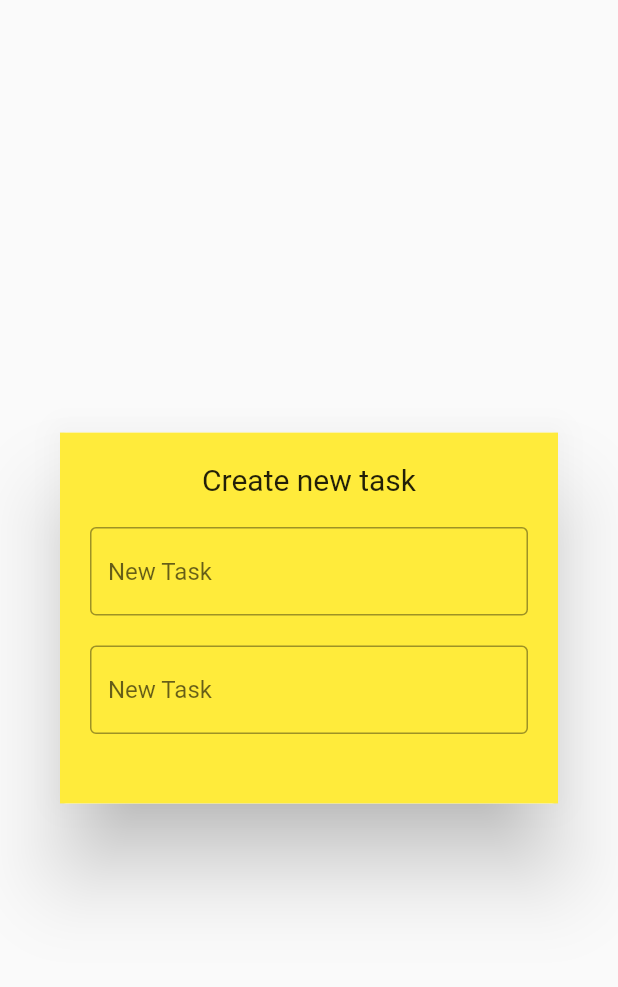
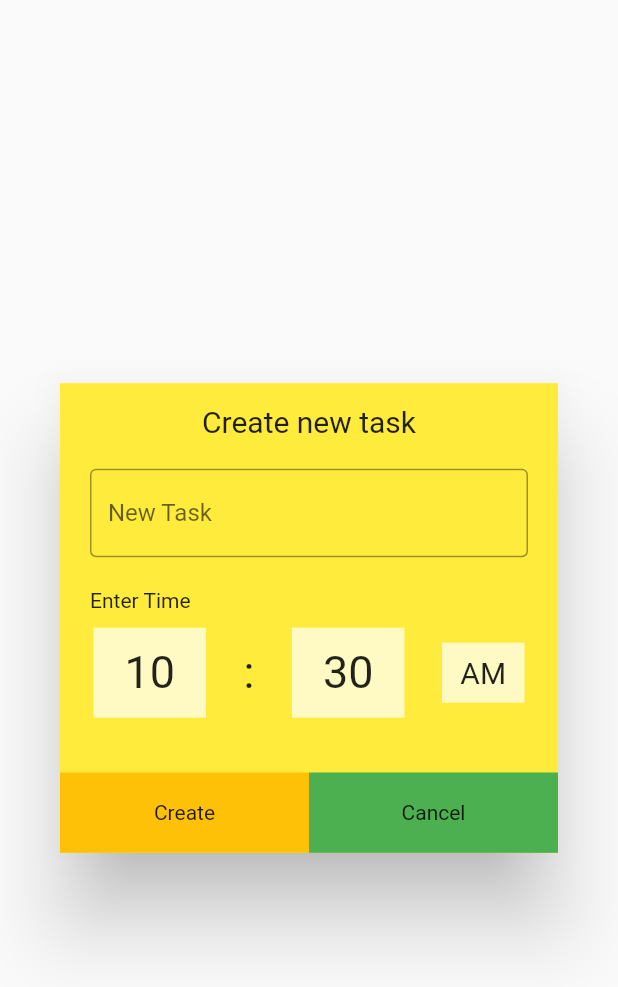
Before and after one commit to Vinit-Juikar/todo-application, a Flutter app: the DialogBox widget shown alone on an empty page, opened directly, on a phone screen of 412 x 824 dp. Shown: the top 987 px of the screen. Run offline on Flutter 3.47's test engine with Material 2 defaults, Android fonts, the phone set to English and light mode, and no system bars; our stand-ins replace google_fonts, hive; accounts and stored records are empty.

Commit message:
create new task function added

```diff
--- a/lib/homescreen.dart
+++ b/lib/homescreen.dart
@@ -47,7 +47,7 @@ void createANewTask(){
       ),
       floatingActionButton: FloatingActionButton(
         splashColor: Colors.amber,
-        child: Text('+',style: TextStyle(fontSize: 20),),
+        child: Icon(Icons.add),
         onPressed: () {
           createANewTask();
         },
--- /dev/null
+++ b/lib/local_storage/local_storage_class.dart
@@ -0,0 +1,7 @@
+class ToDoTaskList {
+  final String description;
+  final String? time;
+  final bool isChecked;
+
+  ToDoTaskList({required this.description, required this.isChecked,  this.time});
+}
--- a/lib/main.dart
+++ b/lib/main.dart
@@ -5,6 +5,7 @@ import 'package:hive/hive.dart';
 import 'package:todo_app/homescreen.dart';
 
 void main() async {
+  WidgetsFlutterBinding.ensureInitialized();
   var path = Directory.current.path;
   Hive..init(path);
 
--- a/lib/utils/create_new_task.dart
+++ b/lib/utils/create_new_task.dart
@@ -1,5 +1,6 @@
 import 'package:flutter/material.dart';
 import 'package:google_fonts/google_fonts.dart';
+import 'package:todo_app/utils/custom_time_picker_dialog.dart';
 
 class DialogBox extends StatelessWidget {
   const DialogBox({super.key});
@@ -7,29 +8,42 @@ class DialogBox extends StatelessWidget {
   @override
   Widget build(BuildContext context) {
     return Dialog(
-     child:   Container(
-      decoration: BoxDecoration(
-        color: Theme.of(context).primaryColor
-      ),
-        height: MediaQuery.of(context).size.height*0.3,
+
+      child: Container(
+        decoration: BoxDecoration(color: Theme.of(context).primaryColor),
+        height: MediaQuery.of(context).size.height * 0.38,
         child: Column(
+          mainAxisAlignment: MainAxisAlignment.start,
           children: <Widget>[
-            SizedBox(height: 20,),
-
-            Text("Create new task",style: GoogleFonts.akayaKanadaka(fontSize: 20),),
-            SizedBox(height: 20,),
-            Padding(
-              padding: const EdgeInsets.symmetric(horizontal:20.0),
-              child: TextField(decoration: InputDecoration(border: OutlineInputBorder(),hintText: "New Task"),
+            const SizedBox(
+              height: 14,
+            ),
+            Align(
+              alignment: Alignment.topCenter,
+              child: Text(
+                "Create new task",
+                style: GoogleFonts.akayaKanadaka(fontSize: 20),
               ),
             ),
-            const SizedBox(height: 20,),
+            const SizedBox(
+              height: 20,
+            ),
              Padding(
-              padding: const EdgeInsets.symmetric(horizontal:20.0),
-              child: TextField(decoration: InputDecoration(border: OutlineInputBorder(),hintText: "New Task"),
+              padding: EdgeInsets.symmetric(horizontal: 20.0,vertical: 0),
+              child: Container(
+                height: 70,
+                child: TextField(
+                  decoration: InputDecoration(
+                      border: OutlineInputBorder(), hintText: "New Task"),
+                ),
               ),
             ),
-            const SizedBox(height: 20,),
+            const SizedBox(
+              height: 10,
+            ),
+            Expanded(
+
+              child: CustomTimePickerDialog()),
 
           ],
         ),
--- /dev/null
+++ b/lib/utils/custom_time_picker_dialog.dart
@@ -0,0 +1,156 @@
+import 'package:flutter/material.dart';
+
+class CustomTimePickerDialog extends StatefulWidget {
+  CustomTimePickerDialog({super.key});
+
+  @override
+  State<CustomTimePickerDialog> createState() => _CustomTimePickerDialogState();
+}
+
+class _CustomTimePickerDialogState extends State<CustomTimePickerDialog> {
+  @override
+  void initState() {
+    initAmPmControllerFunction();
+    super.initState();
+  }
+void initAmPmControllerFunction() {
+  if (currentTime.hour >= 12) {
+    amPmController = 'PM';
+  } else {
+    amPmController= 'AM';
+  }
+}
+
+void toggleAmPmController() {
+  if (amPmController == 'PM') {
+    setState(() {
+      amPmController = 'AM';
+    });
+  } else {
+    setState(() {
+      amPmController= 'PM';
+    });
+  }
+}
+
+  // This is the current time
+  final currentTime = DateTime.now();
+
+  var amPmController;
+
+  TextEditingController hourController = TextEditingController();
+
+  TextEditingController minuteController = TextEditingController();
+
+  @override
+  Widget build(BuildContext context) {
+    int hourIn12HourFormat =
+        currentTime.hour % 12; // Calculate hour in 12-hour format
+
+    return SizedBox(
+      height: MediaQuery.of(context).size.height * 0.18,
+      child: Column(
+        crossAxisAlignment: CrossAxisAlignment.start,
+        // mainAxisAlignment: MainAxisAlignment.end,
+        children: <Widget>[
+          Padding(
+            padding: const EdgeInsets.only(left: 20.0),
+            child: const Text('Enter Time'),
+          ),
+          const SizedBox(
+            height: 10,
+          ),
+          Row(
+            mainAxisAlignment: MainAxisAlignment.center,
+            children: <Widget>[
+              Container(
+                height: 60,
+                width: 75,
+                decoration: BoxDecoration(color: Colors.yellow[100]),
+                child: Center(
+                  child: Text(
+                    hourIn12HourFormat.toString(), // Use the calculated hour
+                    style: TextStyle(fontSize: 30),
+                  ),
+                ),
+              ),
+              const SizedBox(
+                width: 25,
+              ),
+              const Text(
+                ':',
+                style: TextStyle(fontSize: 30),
+              ),
+              const SizedBox(
+                width: 25,
+              ),
+              Container(
+                height: 60,
+                width: 75,
+                decoration: BoxDecoration(color: Colors.yellow[100]),
+                child: Center(
+                  child: Text(
+                    currentTime.minute.toString(),
+                    style: TextStyle(fontSize: 30),
+                  ),
+                ),
+              ),
+              const SizedBox(
+                width: 25,
+              ),
+              Container(
+                height: 40,
+                width: 55,
+                decoration: BoxDecoration(color: Colors.yellow[100]),
+                child: Center(
+                  child: GestureDetector(
+                    onTap: () {
+                      toggleAmPmController();
+                    },
+                    child: Text(
+                      amPmController.toString(),
+                      style: TextStyle(fontSize: 20),
+                    ),
+                  ),
+                ),
+              ),
+            ],
+          ),
+          // SizedBox(height: 25,), // Added spacer to push buttons to the bottom
+
+          //  SizedBox(height: 20,),
+          Spacer(),
+          Row(
+            children: <Widget>[
+              Expanded(
+                flex: 2, // Higher flex value for the "Create" button
+                child: Container(
+                  color: Colors.amber,
+                  height: MediaQuery.of(context).size.height * 0.065,
+                  child: Center(
+                    child: Text('Create'),
+                  ),
+                ),
+              ),
+              Expanded(
+                flex: 2, // Lower flex value for the "Cancel" button
+                child: Container(
+                  color: Colors.green,
+                  height: MediaQuery.of(context).size.height * 0.065,
+                  child: GestureDetector(
+                    onTap: () {
+                      Navigator.pop(context);
+                    },
+                    child: Center(
+                      child: Text('Cancel'),
+                    ),
+                  ),
+                ),
+              ),
+            ],
+          ),
+        ],
+      ),
+    );
+  }
+}
--- a/lib/utils/todo_tile.dart
+++ b/lib/utils/todo_tile.dart
@@ -37,6 +37,7 @@ class ToDoTile extends StatelessWidget {
 
             const Spacer(),
             Checkbox(
+
               value: taskCompleted,
               onChanged: onChanged,
               checkColor: Colors.black,
--- a/pubspec.yaml
+++ b/pubspec.yaml
@@ -38,6 +38,8 @@ dependencies:
   google_fonts: ^6.1.0
   hive: ^2.2.3
   hive_flutter: ^1.1.0
+  hive_generator: ^2.0.1
+  build_runner: ^2.4.6
 
 dev_dependencies:
   flutter_test:
```
Also changed, not shown: lib/local_storage/hive_storage.dart (added, +13 -0 lines), pubspec.lock.
